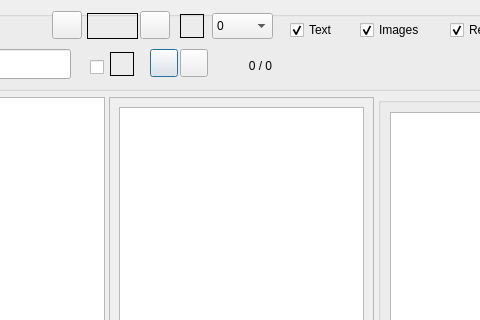
This is GUI_UIs/ui_dialog_code_pdf.ui in ccbogel/QualCoder as Qt 5 draws it before an edit; both pictures show x 151 to 631 and y 0 to 320 of the 1054 by 699 pixel window. The edited form follows.
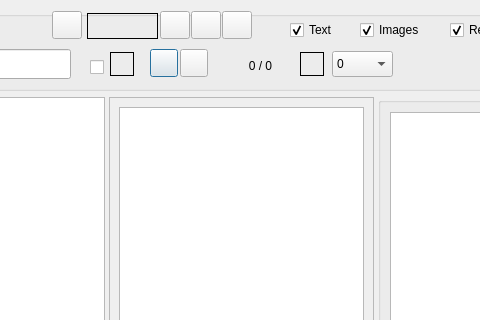
This is the edited form.

Commit message: improved page navigation

Patch:
```diff
--- a/GUI_UIs/ui_dialog_code_pdf.ui
+++ b/GUI_UIs/ui_dialog_code_pdf.ui
@@ -312,8 +312,8 @@
      <widget class="QLabel" name="label_font_size">
       <property name="geometry">
        <rect>
-        <x>320</x>
-        <y>3</y>
+        <x>440</x>
+        <y>41</y>
         <width>24</width>
         <height>24</height>
        </rect>
@@ -342,7 +342,7 @@
        <rect>
         <x>227</x>
         <y>2</y>
-        <width>51</width>
+        <width>71</width>
         <height>26</height>
        </rect>
       </property>
@@ -400,8 +400,8 @@
      <widget class="QComboBox" name="comboBox_fontsize">
       <property name="geometry">
        <rect>
-        <x>352</x>
-        <y>2</y>
+        <x>472</x>
+        <y>40</y>
         <width>61</width>
         <height>26</height>
        </rect>
@@ -451,14 +451,46 @@
      <widget class="QPushButton" name="pushButton_next_page">
       <property name="geometry">
        <rect>
-        <x>280</x>
+        <x>300</x>
         <y>0</y>
         <width>30</width>
         <height>28</height>
        </rect>
       </property>
       <property name="toolTip">
-       <string>&lt;html&gt;&lt;head/&gt;&lt;body&gt;&lt;p&gt;&lt;br/&gt;&lt;/p&gt;&lt;/body&gt;&lt;/html&gt;</string>
+       <string>&lt;html&gt;&lt;head/&gt;&lt;body&gt;&lt;p&gt;Next&lt;/p&gt;&lt;/body&gt;&lt;/html&gt;</string>
+      </property>
+      <property name="text">
+       <string/>
+      </property>
+     </widget>
+     <widget class="QPushButton" name="pushButton_last_page">
+      <property name="geometry">
+       <rect>
+        <x>331</x>
+        <y>0</y>
+        <width>30</width>
+        <height>28</height>
+       </rect>
+      </property>
+      <property name="toolTip">
+       <string>&lt;html&gt;&lt;head/&gt;&lt;body&gt;&lt;p&gt;Last Page&lt;/p&gt;&lt;/body&gt;&lt;/html&gt;</string>
+      </property>
+      <property name="text">
+       <string/>
+      </property>
+     </widget>
+     <widget class="QPushButton" name="pushButton_goto_page">
+      <property name="geometry">
+       <rect>
+        <x>362</x>
+        <y>0</y>
+        <width>30</width>
+        <height>28</height>
+       </rect>
+      </property>
+      <property name="toolTip">
+       <string>&lt;html&gt;&lt;head/&gt;&lt;body&gt;&lt;p&gt;Go to page&lt;/p&gt;&lt;/body&gt;&lt;/html&gt;</string>
       </property>
       <property name="text">
        <string/>
```
Left out of the diff: 2 changed lines with no effect on the pictures.
